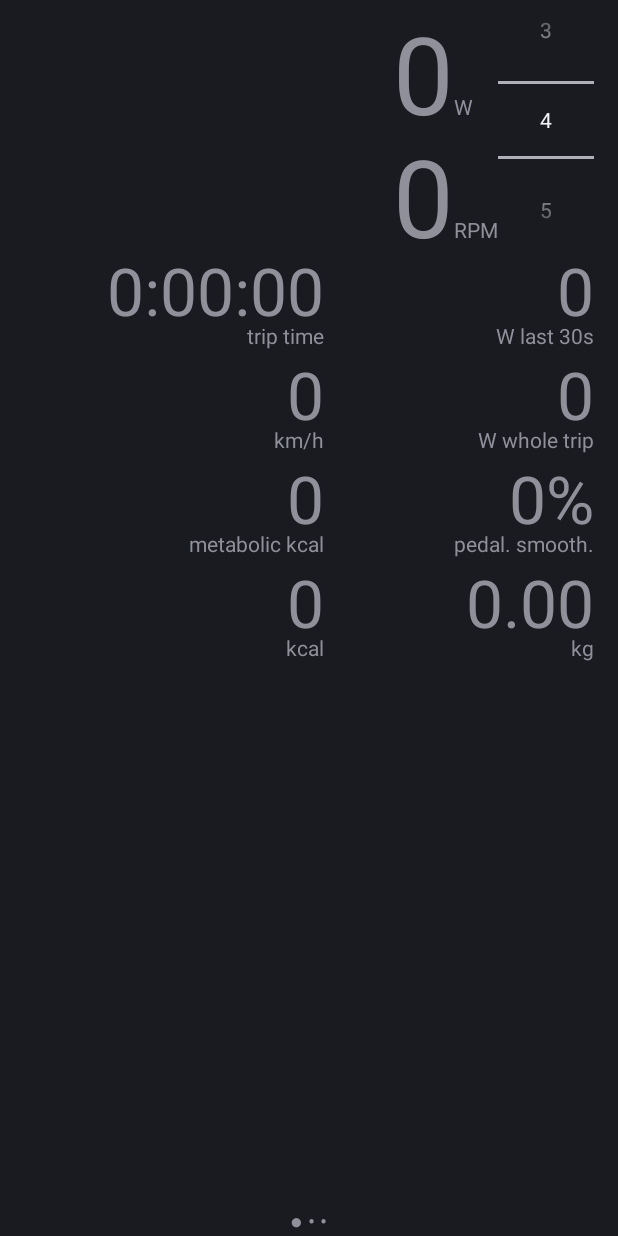
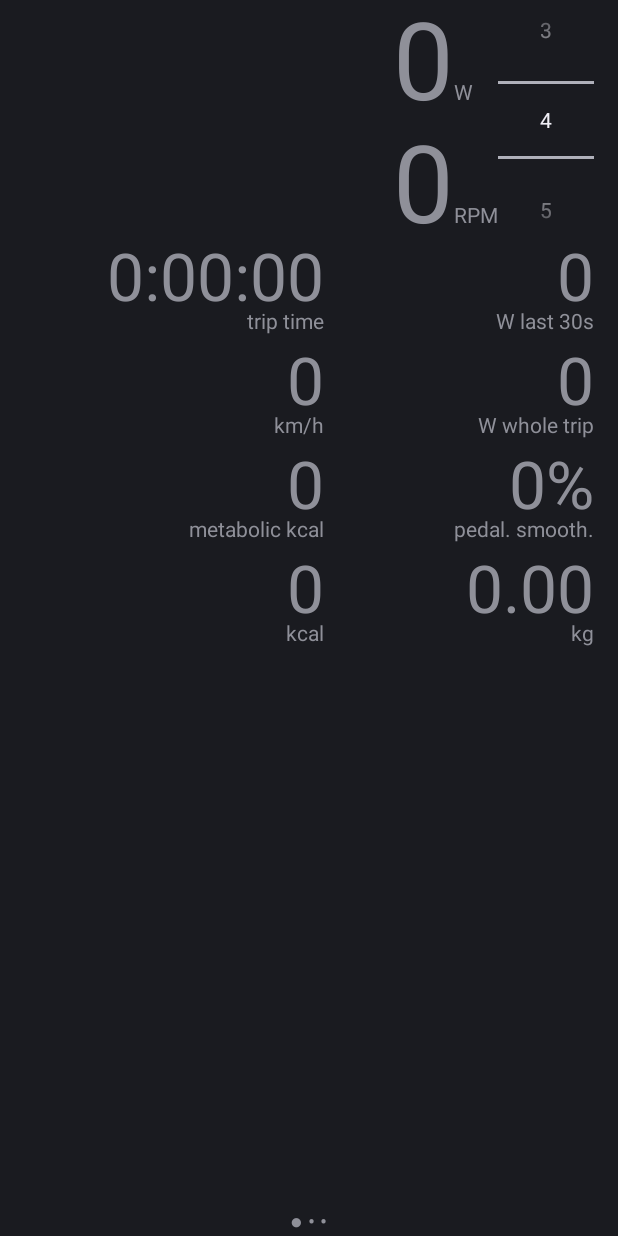
Before and after one commit to rrrlasse/powerino, an Android app: the MainActivity screen opened directly, with no data from a screen before it, on a phone screen of 412 x 824 dp. Run offline under Robolectric (Android 15) with nearby library versions, the phone set to English and light mode, and no system bars; 6 statements that could not run were skipped.

Commit message:
Vertical space fix

```diff
--- a/Android/app/src/main/res/layout/activity_main.xml
+++ b/Android/app/src/main/res/layout/activity_main.xml
@@ -24,6 +24,7 @@
         android:layout_height="82sp"
         android:text="0"
         android:textSize="72sp"
+        android:layout_marginTop="-10sp"
         android:layout_toLeftOf="@+id/textView15"
     />
 
```
Also changed, not shown: 2 other files.
